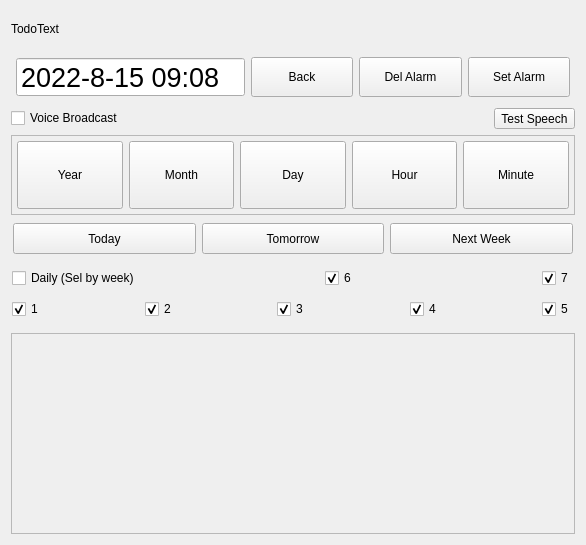
Old version of the form src/Todo/TodoAlarm.ui in the repository ic005k/Knot-Legacy.
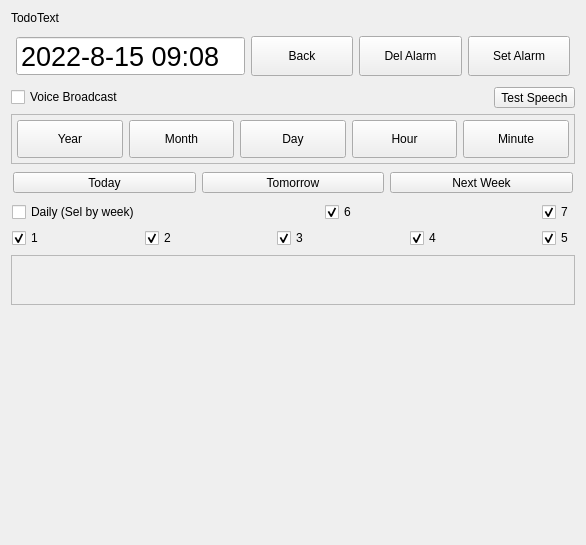
New version of the form.

Diff of the .ui file:
```diff
--- a/src/Todo/TodoAlarm.ui
+++ b/src/Todo/TodoAlarm.ui
@@ -589,6 +589,12 @@
    </item>
    <item>
     <widget class="QFrame" name="frameSel">
+     <property name="minimumSize">
+      <size>
+       <width>0</width>
+       <height>50</height>
+      </size>
+     </property>
      <property name="frameShape">
       <enum>QFrame::StyledPanel</enum>
      </property>
@@ -597,6 +603,19 @@
      </property>
     </widget>
    </item>
+   <item>
+    <spacer name="verticalSpacer">
+     <property name="orientation">
+      <enum>Qt::Vertical</enum>
+     </property>
+     <property name="sizeHint" stdset="0">
+      <size>
+       <width>20</width>
+       <height>40</height>
+      </size>
+     </property>
+    </spacer>
+   </item>
   </layout>
  </widget>
  <resources/>
```
